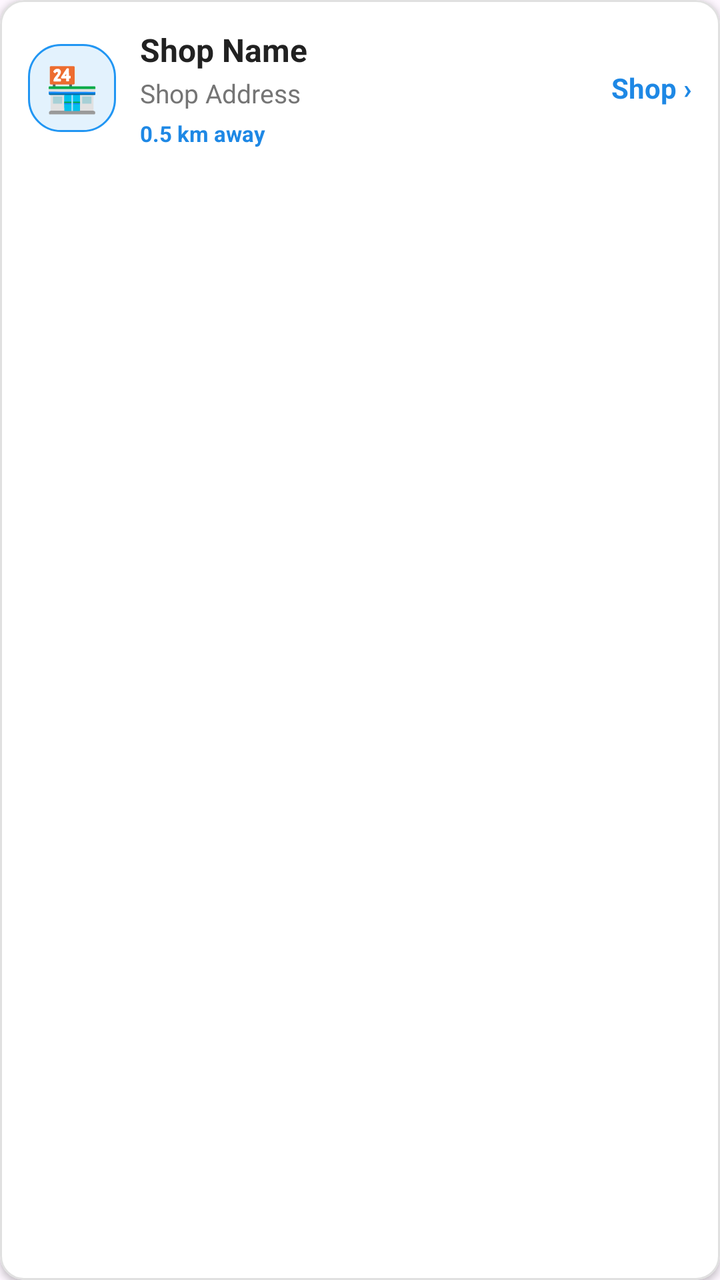
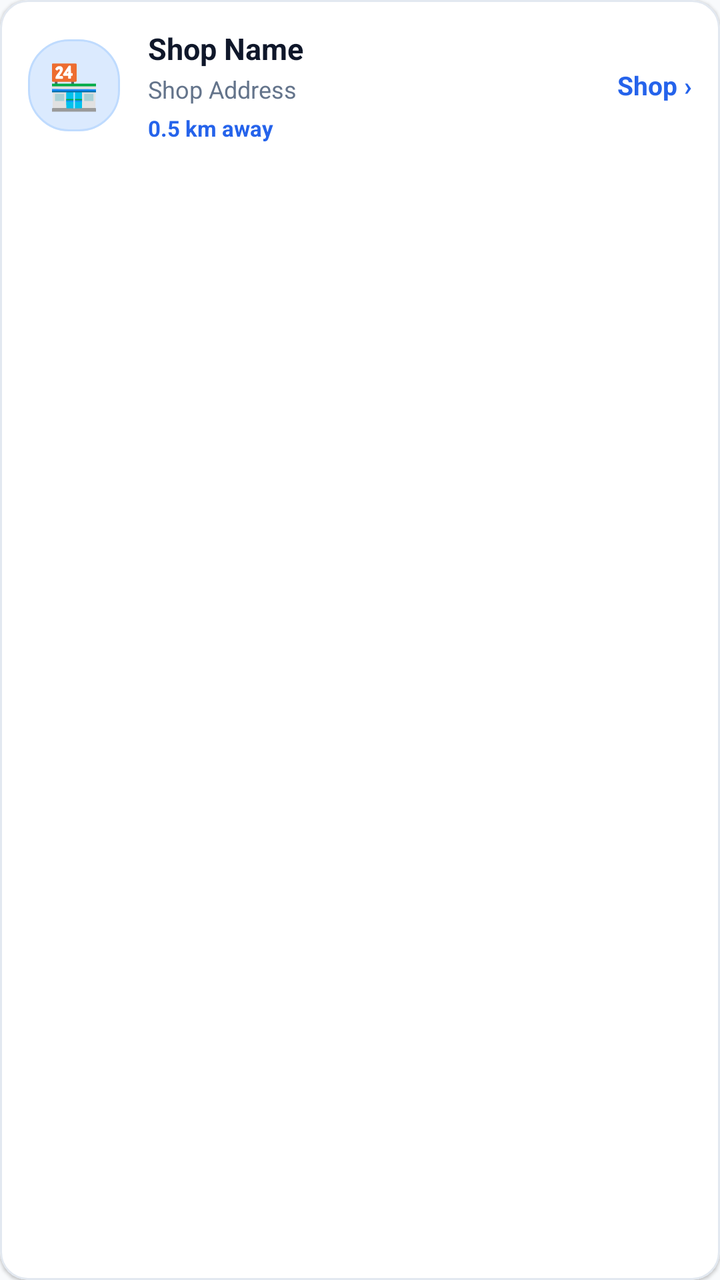

The first picture is an Android layout as it rendered before a commit; the second is the same layout after the commit. The layout source and the unified diff follow.
<!-- AndroidManifest.xml: application theme Theme.LocalVendorDelivery -->
<!-- res/layout/item_shop.xml -->
<?xml version="1.0" encoding="utf-8"?>
<com.google.android.material.card.MaterialCardView xmlns:android="http://schemas.android.com/apk/res/android"
    xmlns:app="http://schemas.android.com/apk/res-auto"
    android:layout_width="match_parent"
    android:layout_height="wrap_content"
    app:cardCornerRadius="12dp"
    app:cardElevation="2dp"
    app:cardBackgroundColor="#FFFFFF"
    app:strokeColor="@color/dividerColor"
    app:strokeWidth="1dp">

    <LinearLayout
        android:layout_width="match_parent"
        android:layout_height="wrap_content"
        android:orientation="horizontal"
        android:padding="14dp"
        android:gravity="center_vertical">

        <TextView
            android:layout_width="44dp"
            android:layout_height="44dp"
            android:text="🏪"
            android:textSize="22sp"
            android:gravity="center"
            android:background="@drawable/bg_chip_blue" />

        <LinearLayout
            android:layout_width="0dp"
            android:layout_height="wrap_content"
            android:layout_weight="1"
            android:orientation="vertical"
            android:layout_marginStart="12dp">

            <TextView
                android:id="@+id/tvShopName"
                android:layout_width="wrap_content"
                android:layout_height="wrap_content"
                android:text="Shop Name"
                android:textSize="16sp"
                android:textStyle="bold"
                android:textColor="@color/colorTextPrimary" />

            <TextView
                android:id="@+id/tvShopAddress"
                android:layout_width="wrap_content"
                android:layout_height="wrap_content"
                android:text="Shop Address"
                android:textSize="13sp"
                android:textColor="@color/colorTextSecondary"
                android:layout_marginTop="2dp" />

            <TextView
                android:id="@+id/tvShopDistance"
                android:layout_width="wrap_content"
                android:layout_height="wrap_content"
                android:text="0.5 km away"
                android:textSize="11sp"
                android:textColor="@color/colorPrimary"
                android:textStyle="bold"
                android:layout_marginTop="4dp" />
        </LinearLayout>

        <TextView
            android:layout_width="wrap_content"
            android:layout_height="wrap_content"
            android:text="Shop ›"
            android:textColor="@color/colorPrimary"
            android:textStyle="bold"
            android:textSize="14sp"
            android:layout_marginStart="6dp" />
    </LinearLayout>
</com.google.android.material.card.MaterialCardView>
<!-- resources referenced by this layout -->
<resources>
  <color name="colorPrimary">#1E88E5</color>
  <color name="colorTextPrimary">#212121</color>
  <color name="colorTextSecondary">#757575</color>
  <color name="dividerColor">#E0E0E0</color>
  <!-- drawable bg_chip_blue (drawable) -->
  <?xml version="1.0" encoding="utf-8"?>
  <shape xmlns:android="http://schemas.android.com/apk/res/android"
      android:shape="rectangle">
      <solid android:color="#E3F2FD" />
      <stroke
          android:width="1dp"
          android:color="#2196F3" />
      <corners android:radius="16dp" />
      <padding
          android:bottom="4dp"
          android:left="10dp"
          android:right="10dp"
          android:top="4dp" />
  </shape>
  <style name="Theme.LocalVendorDelivery" parent="Base.Theme.LocalVendorDelivery" />
  <style name="Base.Theme.LocalVendorDelivery" parent="Theme.Material3.DayNight.NoActionBar">
          <item name="colorPrimary">@color/colorPrimary</item>
          <item name="colorPrimaryDark">@color/colorPrimaryDark</item>
          <item name="colorAccent">@color/colorAccent</item>
      </style>
  <color name="colorPrimaryDark">#1565C0</color>
  <color name="colorAccent">#FF9800</color>
</resources>

<!-- the commit's change to res/layout/item_shop.xml (unified diff, before → after) -->
@@ -3,9 +3,10 @@
     xmlns:app="http://schemas.android.com/apk/res-auto"
     android:layout_width="match_parent"
     android:layout_height="wrap_content"
-    app:cardCornerRadius="12dp"
-    app:cardElevation="2dp"
-    app:cardBackgroundColor="#FFFFFF"
+    android:layout_marginBottom="10dp"
+    app:cardCornerRadius="14dp"
+    app:cardElevation="1dp"
+    app:cardBackgroundColor="@color/colorSurface"
     app:strokeColor="@color/dividerColor"
     app:strokeWidth="1dp">
 
@@ -17,8 +18,8 @@
         android:gravity="center_vertical">
 
         <TextView
-            android:layout_width="44dp"
-            android:layout_height="44dp"
+            android:layout_width="46dp"
+            android:layout_height="46dp"
             android:text="🏪"
             android:textSize="22sp"
             android:gravity="center"
@@ -29,14 +30,14 @@
             android:layout_height="wrap_content"
             android:layout_weight="1"
             android:orientation="vertical"
-            android:layout_marginStart="12dp">
+            android:layout_marginStart="14dp">
 
             <TextView
                 android:id="@+id/tvShopName"
                 android:layout_width="wrap_content"
                 android:layout_height="wrap_content"
                 android:text="Shop Name"
-                android:textSize="16sp"
+                android:textSize="15sp"
                 android:textStyle="bold"
                 android:textColor="@color/colorTextPrimary" />
 
@@ -45,7 +46,7 @@
                 android:layout_width="wrap_content"
                 android:layout_height="wrap_content"
                 android:text="Shop Address"
-                android:textSize="13sp"
+                android:textSize="12sp"
                 android:textColor="@color/colorTextSecondary"
                 android:layout_marginTop="2dp" />
 
@@ -66,7 +67,7 @@
             android:text="Shop ›"
             android:textColor="@color/colorPrimary"
             android:textStyle="bold"
-            android:textSize="14sp"
+            android:textSize="13sp"
             android:layout_marginStart="6dp" />
     </LinearLayout>
 </com.google.android.material.card.MaterialCardView>
<!-- resource entries referenced after the edit -->
@@ -1,31 +1,38 @@
 <!-- resources referenced by this layout -->
 <resources>
-  <color name="colorPrimary">#1E88E5</color>
-  <color name="colorTextPrimary">#212121</color>
-  <color name="colorTextSecondary">#757575</color>
-  <color name="dividerColor">#E0E0E0</color>
+  <color name="colorPrimary">#2563EB</color>
+  <color name="colorSurface">#FFFFFF</color>
+  <color name="colorTextPrimary">#0F172A</color>
+  <color name="colorTextSecondary">#64748B</color>
+  <color name="dividerColor">#E2E8F0</color>
   <!-- drawable bg_chip_blue (drawable) -->
   <?xml version="1.0" encoding="utf-8"?>
   <shape xmlns:android="http://schemas.android.com/apk/res/android"
       android:shape="rectangle">
-      <solid android:color="#E3F2FD" />
+      <solid android:color="@color/colorPrimaryLight" />
       <stroke
           android:width="1dp"
-          android:color="#2196F3" />
-      <corners android:radius="16dp" />
+          android:color="#BFDBFE" />
+      <corners android:radius="20dp" />
       <padding
-          android:bottom="4dp"
-          android:left="10dp"
-          android:right="10dp"
-          android:top="4dp" />
+          android:bottom="5dp"
+          android:left="12dp"
+          android:right="12dp"
+          android:top="5dp" />
   </shape>
   <style name="Theme.LocalVendorDelivery" parent="Base.Theme.LocalVendorDelivery" />
+  <color name="colorPrimaryLight">#DBEAFE</color>
   <style name="Base.Theme.LocalVendorDelivery" parent="Theme.Material3.DayNight.NoActionBar">
           <item name="colorPrimary">@color/colorPrimary</item>
           <item name="colorPrimaryDark">@color/colorPrimaryDark</item>
           <item name="colorAccent">@color/colorAccent</item>
+          <item name="android:colorBackground">@color/colorBackground</item>
+          <item name="android:windowBackground">@color/colorBackground</item>
+          <item name="android:statusBarColor">@color/colorPrimaryDark</item>
+          <item name="android:navigationBarColor">#FFFFFF</item>
       </style>
-  <color name="colorPrimaryDark">#1565C0</color>
-  <color name="colorAccent">#FF9800</color>
+  <color name="colorPrimaryDark">#1D4ED8</color>
+  <color name="colorAccent">#F97316</color>
+  <color name="colorBackground">#F8FAFC</color>
 </resources>
 
